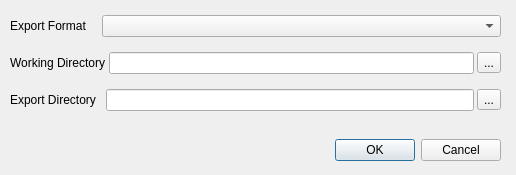
The window that Xedi/Xedithor/layout_ui/setworkdirdialog.ui (ancoldsun/xedithor) describes before a commit, drawn with Qt 5.
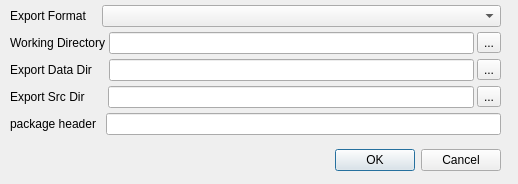
The same window after the commit.

What changed in the file:
```diff
--- a/Xedi/Xedithor/layout_ui/setworkdirdialog.ui
+++ b/Xedi/Xedithor/layout_ui/setworkdirdialog.ui
@@ -6,8 +6,8 @@
    <rect>
     <x>0</x>
     <y>0</y>
-    <width>516</width>
-    <height>175</height>
+    <width>518</width>
+    <height>184</height>
    </rect>
   </property>
   <property name="windowTitle">
@@ -20,7 +20,7 @@
    <property name="geometry">
     <rect>
      <x>170</x>
-     <y>120</y>
+     <y>130</y>
      <width>331</width>
      <height>61</height>
     </rect>
@@ -38,7 +38,7 @@
      <x>10</x>
      <y>3</y>
      <width>491</width>
-     <height>121</height>
+     <height>134</height>
     </rect>
    </property>
    <layout class="QHBoxLayout" name="horizontalLayout">
@@ -143,7 +143,7 @@
            </sizepolicy>
           </property>
           <property name="text">
-           <string>Export Directory  </string>
+           <string>Export Data Dir    </string>
           </property>
          </widget>
         </item>
@@ -172,6 +172,73 @@
         </item>
        </layout>
       </item>
+      <item>
+       <layout class="QHBoxLayout" name="horizontalLayout_8">
+        <item>
+         <widget class="QLabel" name="label_9">
+          <property name="sizePolicy">
+           <sizepolicy hsizetype="Maximum" vsizetype="Maximum">
+            <horstretch>40</horstretch>
+            <verstretch>0</verstretch>
+           </sizepolicy>
+          </property>
+          <property name="text">
+           <string>Export Src Dir      </string>
+          </property>
+         </widget>
+        </item>
+        <item>
+         <widget class="QLineEdit" name="lineEditExportOutSrc">
+          <property name="sizePolicy">
+           <sizepolicy hsizetype="Preferred" vsizetype="Maximum">
+            <horstretch>30</horstretch>
+            <verstretch>0</verstretch>
+           </sizepolicy>
+          </property>
+         </widget>
+        </item>
+        <item>
+         <widget class="QToolButton" name="toolButtonExportOutSrc">
+          <property name="sizePolicy">
+           <sizepolicy hsizetype="Fixed" vsizetype="Fixed">
+            <horstretch>0</horstretch>
+            <verstretch>0</verstretch>
+           </sizepolicy>
+          </property>
+          <property name="text">
+           <string>...</string>
+          </property>
+         </widget>
+        </item>
+       </layout>
+      </item>
+      <item>
+       <layout class="QHBoxLayout" name="horizontalLayout_7">
+        <item>
+         <widget class="QLabel" name="label_8">
+          <property name="sizePolicy">
+           <sizepolicy hsizetype="Maximum" vsizetype="Maximum">
+            <horstretch>40</horstretch>
+            <verstretch>0</verstretch>
+           </sizepolicy>
+          </property>
+          <property name="text">
+           <string>package header  </string>
+          </property>
+         </widget>
+        </item>
+        <item>
+         <widget class="QLineEdit" name="lineEditPackageHeader">
+          <property name="sizePolicy">
+           <sizepolicy hsizetype="Preferred" vsizetype="Maximum">
+            <horstretch>30</horstretch>
+            <verstretch>0</verstretch>
+           </sizepolicy>
+          </property>
+         </widget>
+        </item>
+       </layout>
+      </item>
      </layout>
     </item>
    </layout>
```
